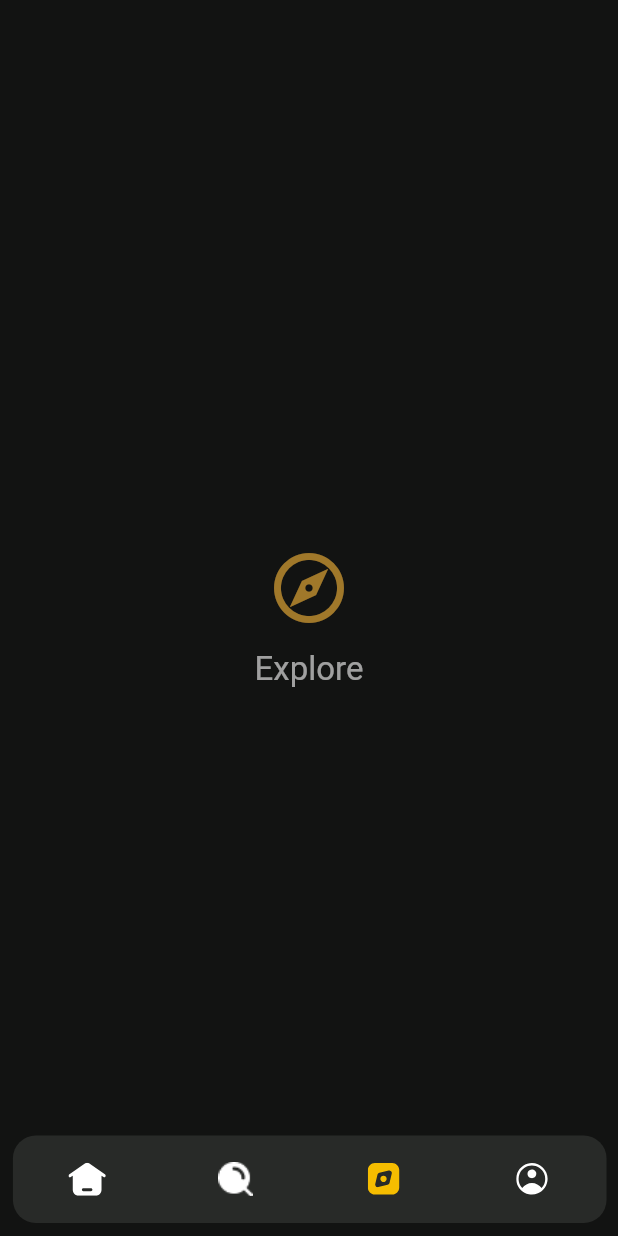
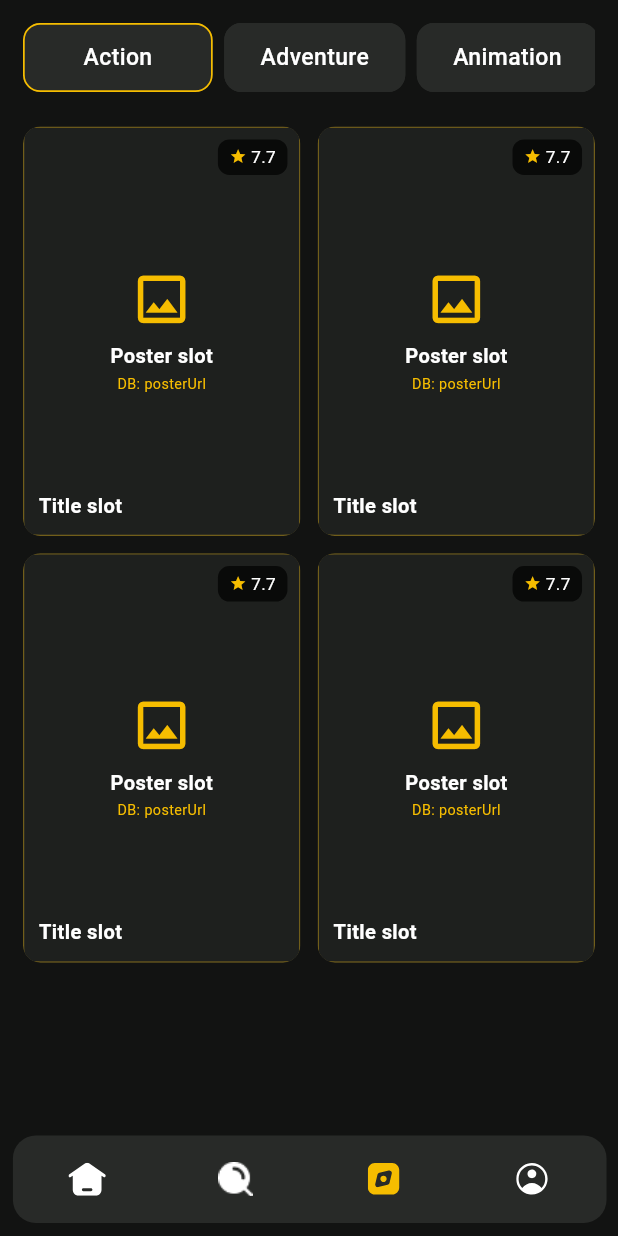
Before and after one commit to Abdul-RahmanMustafa/movie_app, a Flutter app: the MainShell screen opened by its route, item 3 of the bottom bar chosen, on a phone screen of 412 x 824 dp. Run offline on Flutter 3.47's test engine with Material 3 defaults, Android fonts, the phone set to English and light mode, and no system bars; our stand-ins replace carousel_slider, flutter_svg, go_router.

Commit message:
Explore UI DONE

```diff
--- a/lib/app/shell/main_shell.dart
+++ b/lib/app/shell/main_shell.dart
@@ -1,6 +1,7 @@
 import 'package:flutter/material.dart';
 
 import '../../core/widgets/app_bottom_navigation_bar.dart';
+import '../../features/explore/presentation/screens/explore_screen.dart';
 import '../../features/home/presentation/screens/home_screen.dart';
 import '../../features/profile/presentation/screens/profile_screen.dart';
 import 'widgets/placeholder_tab.dart';
@@ -25,7 +26,7 @@ class _MainShellState extends State<MainShell> {
   static const List<Widget> _pages = [
     HomeScreen(),
     PlaceholderTab(title: 'Search', icon: Icons.search),
-    PlaceholderTab(title: 'Explore', icon: Icons.explore_outlined),
+    ExploreScreen(),
     ProfileScreen(),
   ];
 
--- /dev/null
+++ b/lib/features/explore/presentation/screens/explore_screen.dart
@@ -0,0 +1,114 @@
+import 'package:flutter/material.dart';
+
+import '../../../../core/theme/app_colors.dart';
+import '../widgets/explore_genre_chip.dart';
+import '../widgets/explore_movie_card.dart';
+
+/// Figma Browse frame `50:462`, used as the app's Explore tab.
+///
+/// This is an intentional UI-only scaffold: the lists below are the exact
+/// places to plug in database/API results later. Each slot also has a stable
+/// key so widget tests can find it. The top genre buttons are interactive;
+/// tapping one moves the accent highlight. Filtering the cards by the
+/// selected genre is left for the database integration.
+class ExploreScreen extends StatefulWidget {
+  const ExploreScreen({super.key});
+
+  @override
+  State<ExploreScreen> createState() => _ExploreScreenState();
+}
+
+class _ExploreScreenState extends State<ExploreScreen> {
+  // Figma shows the first genre selected by default.
+  int _selectedGenreIndex = 0;
+
+  // TODO(db): replace with genres fetched from the database.
+  static const List<String> _genreLabels = [
+    'Action',
+    'Adventure',
+    'Animation',
+    'Biography',
+  ];
+
+  // Widths measured from the Figma Browse frame for the four genre groups.
+  static const List<double> _genreWidths = [132, 126, 126, 126];
+
+  // TODO(db): replace with movie DTOs from the database/API.
+  // Four slots mirror the 2 x 2 poster grid in the Figma frame.
+  static const List<int> _movieSlots = [0, 1, 2, 3];
+
+  @override
+  Widget build(BuildContext context) {
+    return LayoutBuilder(
+      builder: (context, constraints) {
+        final scale = constraints.maxWidth / 430;
+
+        return ColoredBox(
+          color: AppColors.background,
+          child: SafeArea(
+            top: true,
+            bottom: false,
+            child: SingleChildScrollView(
+              // Extra bottom padding keeps the last row clear of the shared
+              // bottom navigation bar drawn by MainShell.
+              padding: EdgeInsets.fromLTRB(
+                16 * scale,
+                16 * scale,
+                16 * scale,
+                96 * scale,
+              ),
+              child: Column(
+                crossAxisAlignment: CrossAxisAlignment.stretch,
+                children: [
+                  SizedBox(
+                    height: 48 * scale,
+                    child: ListView.separated(
+                      scrollDirection: Axis.horizontal,
+                      itemCount: _genreLabels.length,
+                      separatorBuilder: (_, _) => SizedBox(width: 8 * scale),
+                      itemBuilder: (context, index) {
+                        return ExploreGenreChip(
+                          key: Key('explore_genre_slot_$index'),
+                          label: _genreLabels[index],
+                          width: _genreWidths[index] * scale,
+                          scale: scale,
+                          selected: index == _selectedGenreIndex,
+                          onTap: () {
+                            setState(() => _selectedGenreIndex = index);
+                          },
+                        );
+                      },
+                    ),
+                  ),
+
+                  SizedBox(height: 24 * scale),
+
+                  // TODO(db): feed this grid from the movie query result.
+                  GridView.builder(
+                    shrinkWrap: true,
+                    physics: const NeverScrollableScrollPhysics(),
+                    itemCount: _movieSlots.length,
+                    gridDelegate: SliverGridDelegateWithFixedCrossAxisCount(
+                      crossAxisCount: 2,
+                      mainAxisSpacing: 12 * scale,
+                      crossAxisSpacing: 12 * scale,
+                      // Figma card size: 189 x 279 design pixels.
+                      childAspectRatio: 189 / 279,
+                    ),
+                    itemBuilder: (context, index) {
+                      return ExploreMovieCard(
+                        key: Key('explore_movie_slot_$index'),
+                        index: index,
+                        scale: scale,
+                      );
+                    },
+                  ),
+                ],
+              ),
+            ),
+          ),
+        );
+      },
+    );
+  }
+}
--- /dev/null
+++ b/lib/features/explore/presentation/widgets/explore_genre_chip.dart
@@ -0,0 +1,59 @@
+import 'package:flutter/material.dart';
+
+import '../../../../core/theme/app_colors.dart';
+
+/// Placeholder for one genre chip in the Figma Browse/Explore frame.
+///
+/// The label is static for now. When the database is connected, replace the
+/// `label` passed by `ExploreScreen` with `genre.name` from the genre query.
+class ExploreGenreChip extends StatelessWidget {
+  const ExploreGenreChip({
+    super.key,
+    required this.label,
+    required this.width,
+    required this.scale,
+    this.selected = false,
+    this.onTap,
+  });
+
+  final String label;
+  final double width;
+  final double scale;
+  final bool selected;
+  final VoidCallback? onTap;
+
+  @override
+  Widget build(BuildContext context) {
+    return SizedBox(
+      width: width,
+      height: 48 * scale,
+      child: Material(
+        color: AppColors.surface,
+        borderRadius: BorderRadius.circular(12 * scale),
+        child: InkWell(
+          onTap: onTap,
+          borderRadius: BorderRadius.circular(12 * scale),
+          child: Container(
+            decoration: BoxDecoration(
+              borderRadius: BorderRadius.circular(12 * scale),
+              border: Border.all(
+                color: selected ? AppColors.accent : AppColors.surface,
+                width: 1.2 * scale,
+              ),
+            ),
+            alignment: Alignment.center,
+            child: Text(
+              label,
+              style: TextStyle(
+                color: AppColors.white,
+                fontFamily: 'Roboto',
+                fontSize: 16 * scale,
+                fontWeight: FontWeight.w500,
+              ),
+            ),
+          ),
+        ),
+      ),
+    );
+  }
+}
--- /dev/null
+++ b/lib/features/explore/presentation/widgets/explore_movie_card.dart
@@ -0,0 +1,132 @@
+import 'package:flutter/material.dart';
+
+import '../../../../core/theme/app_colors.dart';
+
+/// Placeholder for one movie card in the Figma Browse/Explore frame.
+///
+/// The card keeps the Figma card footprint (189 x 279 design pixels) and marks
+/// the two fields that will come from the database:
+/// - poster image (`posterUrl`)
+/// - rating (`voteAverage`)
+///
+/// Replace the grey poster area with a network/file image and the hard-coded
+/// `7.7` badge with the movie's rating when the data source is wired up.
+class ExploreMovieCard extends StatelessWidget {
+  const ExploreMovieCard({
+    super.key,
+    required this.index,
+    required this.scale,
+  });
+
+  final int index;
+  final double scale;
+
+  @override
+  Widget build(BuildContext context) {
+    return ClipRRect(
+      borderRadius: BorderRadius.circular(12 * scale),
+      child: Container(
+        decoration: BoxDecoration(
+          color: AppColors.surface,
+          border: Border.all(
+            color: AppColors.accent.withAlpha(90),
+            width: 1 * scale,
+          ),
+          borderRadius: BorderRadius.circular(12 * scale),
+        ),
+        child: Stack(
+          fit: StackFit.expand,
+          children: [
+            // Poster slot: swap this for Image.network(movie.posterUrl).
+            ColoredBox(color: const Color(0xFF1E201E)),
+            Center(
+              child: Column(
+                mainAxisSize: MainAxisSize.min,
+                children: [
+                  Icon(
+                    Icons.image_outlined,
+                    color: AppColors.accent,
+                    size: 44 * scale,
+                  ),
+                  SizedBox(height: 8 * scale),
+                  Text(
+                    'Poster slot',
+                    style: TextStyle(
+                      color: AppColors.white,
+                      fontFamily: 'Roboto',
+                      fontSize: 14 * scale,
+                      fontWeight: FontWeight.w600,
+                    ),
+                  ),
+                  SizedBox(height: 2 * scale),
+                  Text(
+                    'DB: posterUrl',
+                    style: TextStyle(
+                      color: AppColors.accent,
+                      fontFamily: 'Roboto',
+                      fontSize: 10 * scale,
+                    ),
+                  ),
+                ],
+              ),
+            ),
+
+            // Rating slot: swap "7.7" for movie.voteAverage.toStringAsFixed(1).
+            Positioned(
+              top: 8 * scale,
+              right: 8 * scale,
+              child: Container(
+                key: Key('explore_rating_slot_$index'),
+                padding: EdgeInsets.symmetric(
+                  horizontal: 8 * scale,
+                  vertical: 4 * scale,
+                ),
+                decoration: BoxDecoration(
+                  color: const Color(0xB3000000),
+                  borderRadius: BorderRadius.circular(8 * scale),
+                ),
+                child: Row(
+                  mainAxisSize: MainAxisSize.min,
+                  children: [
+                    Icon(
+                      Icons.star,
+                      color: AppColors.accent,
+                      size: 12 * scale,
+                    ),
+                    SizedBox(width: 3 * scale),
+                    Text(
+                      '7.7',
+                      style: TextStyle(
+                        color: AppColors.white,
+                        fontFamily: 'Roboto',
+                        fontSize: 12 * scale,
+                      ),
+                    ),
+                  ],
+                ),
+              ),
+            ),
+
+            // Title slot: swap this for movie.title.
+            Positioned(
+              left: 10 * scale,
+              right: 10 * scale,
+              bottom: 10 * scale,
+              child: Text(
+                'Title slot',
+                maxLines: 1,
+                overflow: TextOverflow.ellipsis,
+                style: TextStyle(
+                  color: AppColors.white,
+                  fontFamily: 'Roboto',
+                  fontSize: 14 * scale,
+                  fontWeight: FontWeight.w600,
+                ),
+              ),
+            ),
+          ],
+        ),
+      ),
+    );
+  }
+}
```
Also changed, not shown: 3 other files.
